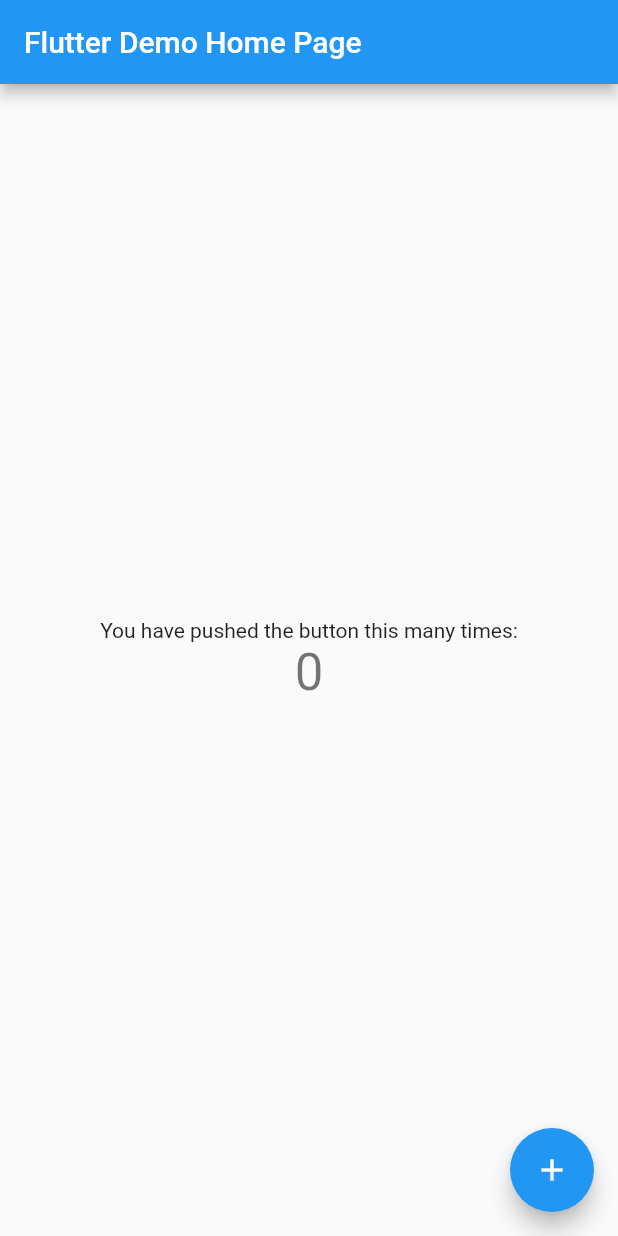
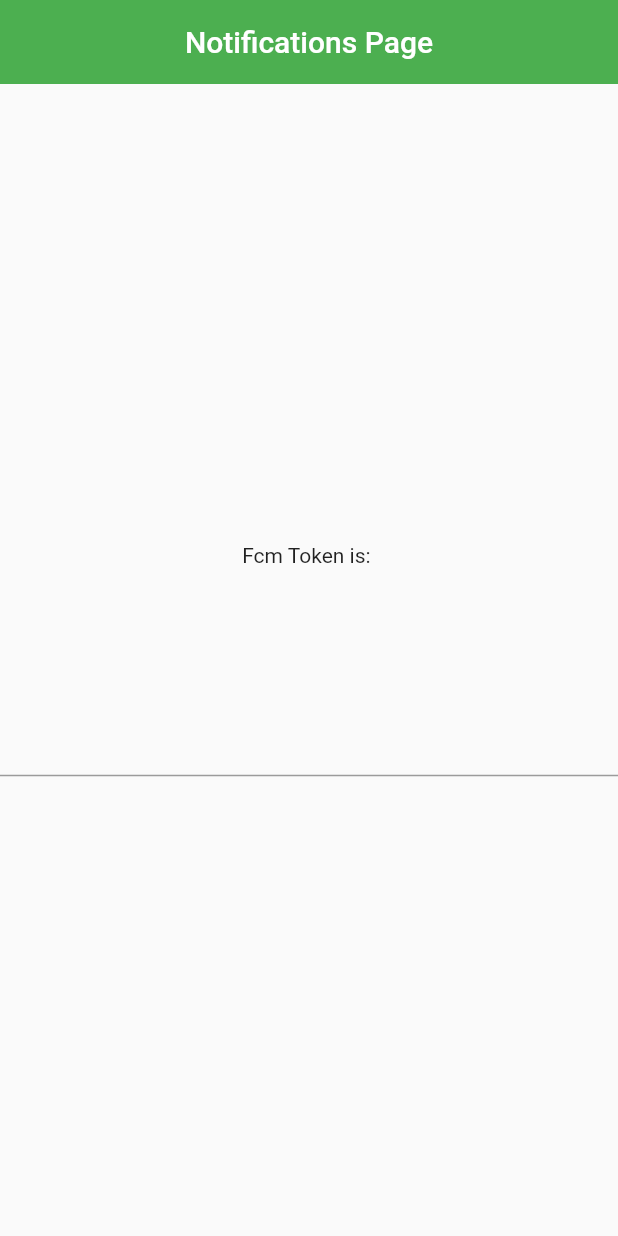
Before and after one commit to martin-ngigi/flutter_fcm_notifications, a Flutter app: the screen it shows after launch, on a phone screen of 412 x 824 dp. Run offline on Flutter 3.47's test engine with Material 2 defaults, Android fonts, the phone set to English and light mode, and no system bars; our stand-ins replace firebase_core, firebase_messaging; accounts and stored records are empty.

Commit message:
Receive notifications success. But only on real devices and not emulators

```diff
--- /dev/null
+++ b/lib/constants.dart
@@ -0,0 +1,3 @@
+class Constants{
+  static String? FCM_TOKEN;
+}
--- a/lib/main.dart
+++ b/lib/main.dart
@@ -1,6 +1,32 @@
+import 'package:firebase_core/firebase_core.dart';
+import 'package:firebase_messaging/firebase_messaging.dart';
 import 'package:flutter/material.dart';
+import 'package:flutter_fcm_notifications/notifications_page.dart';
+import 'constants.dart';
+import 'firebase_options.dart';
 
-void main() {
+void main() async{
+
+  // bind app with framework
+  WidgetsFlutterBinding.ensureInitialized();
+
+  // initialize firebase
+  await Firebase.initializeApp(
+    options: DefaultFirebaseOptions.currentPlatform,
+  );
+
+  final fcmToken = await FirebaseMessaging.instance.getToken();
+  print("-----[Main] FCM Token : ${fcmToken}");
+  Constants.FCM_TOKEN = fcmToken;
+  ///sample fcm toke
+  /**
+      1. emulator
+      e6jq98nSQsq47d-YntB6Mq:APA91bEQ__8tk817Xi8xKBVgCuIkXOZ8xh6Cqsn3BT7xiD20i5OEk4717Vt9YquK-kOvqj4ArowyzL7WCnWFIXBKGsBbL8Lr78npHURiyPr3UU7nVWfwCWgh4eJZCGQ5S9G_p8Chh5nV
+
+      2. nokia c2
+      eYLvDEurQ2So5zenFinIB_:APA91bGPSs_IyzO9IatM3bzlcbWWHBZ4jbDf0J-IYDBRlDw4_3yOU3QetHKCciCpgifF-z0ct58irc03bSY7a2dgph4KlXMk-nxnA9afyQ-Afl0e7LtZZxE7JTC17yR974rxDofOhxuM
+   */
+
   runApp(const MyApp());
 }
 
@@ -13,103 +39,9 @@
     return MaterialApp(
       title: 'Flutter Demo',
       theme: ThemeData(
-        // This is the theme of your application.
-        //
-        // Try running your application with "flutter run". You'll see the
-        // application has a blue toolbar. Then, without quitting the app, try
-        // changing the primarySwatch below to Colors.green and then invoke
-        // "hot reload" (press "r" in the console where you ran "flutter run",
-        // or simply save your changes to "hot reload" in a Flutter IDE).
-        // Notice that the counter didn't reset back to zero; the application
-        // is not restarted.
         primarySwatch: Colors.blue,
       ),
-      home: const MyHomePage(title: 'Flutter Demo Home Page'),
+      home: NotificationPage(),
     );
   }
 }
-
-class MyHomePage extends StatefulWidget {
-  const MyHomePage({super.key, required this.title});
-
-  // This widget is the home page of your application. It is stateful, meaning
-  // that it has a State object (defined below) that contains fields that affect
-  // how it looks.
-
-  // This class is the configuration for the state. It holds the values (in this
-  // case the title) provided by the parent (in this case the App widget) and
-  // used by the build method of the State. Fields in a Widget subclass are
-  // always marked "final".
-
-  final String title;
-
-  @override
-  State<MyHomePage> createState() => _MyHomePageState();
-}
-
-class _MyHomePageState extends State<MyHomePage> {
-  int _counter = 0;
-
-  void _incrementCounter() {
-    setState(() {
-      // This call to setState tells the Flutter framework that something has
-      // changed in this State, which causes it to rerun the build method below
-      // so that the display can reflect the updated values. If we changed
-      // _counter without calling setState(), then the build method would not be
-      // called again, and so nothing would appear to happen.
-      _counter++;
-    });
-  }
-
-  @override
-  Widget build(BuildContext context) {
-    // This method is rerun every time setState is called, for instance as done
-    // by the _incrementCounter method above.
-    //
-    // The Flutter framework has been optimized to make rerunning build methods
-    // fast, so that you can just rebuild anything that needs updating rather
-    // than having to individually change instances of widgets.
-    return Scaffold(
-      appBar: AppBar(
-        // Here we take the value from the MyHomePage object that was created by
-        // the App.build method, and use it to set our appbar title.
-        title: Text(widget.title),
-      ),
-      body: Center(
-        // Center is a layout widget. It takes a single child and positions it
-        // in the middle of the parent.
-        child: Column(
-          // Column is also a layout widget. It takes a list of children and
-          // arranges them vertically. By default, it sizes itself to fit its
-          // children horizontally, and tries to be as tall as its parent.
-          //
-          // Invoke "debug painting" (press "p" in the console, choose the
-          // "Toggle Debug Paint" action from the Flutter Inspector in Android
-          // Studio, or the "Toggle Debug Paint" command in Visual Studio Code)
-          // to see the wireframe for each widget.
-          //
-          // Column has various properties to control how it sizes itself and
-          // how it positions its children. Here we use mainAxisAlignment to
-          // center the children vertically; the main axis here is the vertical
-          // axis because Columns are vertical (the cross axis would be
-          // horizontal).
-          mainAxisAlignment: MainAxisAlignment.center,
-          children: <Widget>[
-            const Text(
-              'You have pushed the button this many times:',
-            ),
-            Text(
-              '$_counter',
-              style: Theme.of(context).textTheme.headlineMedium,
-            ),
-          ],
-        ),
-      ),
-      floatingActionButton: FloatingActionButton(
-        onPressed: _incrementCounter,
-        tooltip: 'Increment',
-        child: const Icon(Icons.add),
-      ), // This trailing comma makes auto-formatting nicer for build methods.
-    );
-  }
-}
--- /dev/null
+++ b/lib/notifications_page.dart
@@ -0,0 +1,51 @@
+import 'package:flutter/material.dart';
+import 'package:flutter_fcm_notifications/constants.dart';
+
+class NotificationPage extends StatefulWidget {
+  const NotificationPage({Key? key}) : super(key: key);
+
+  @override
+  State<NotificationPage> createState() => _NotificationPageState();
+}
+
+class _NotificationPageState extends State<NotificationPage> {
+  late String fcm_token;
+  TextEditingController _notificationEditor = TextEditingController();
+
+  @override
+  void initState(){
+    // TODO: implement initState
+    super.initState();
+     setFCM();
+  }
+
+  @override
+  Widget build(BuildContext context) {
+    return Scaffold(
+      appBar: AppBar(
+        title: Text("Notifications Page",),
+        centerTitle: true,
+        elevation: 0,
+        backgroundColor: Colors.green,
+      ),
+      body: Column(
+        mainAxisAlignment: MainAxisAlignment.center,
+        children: [
+          Text("Fcm Token is: "),
+          SizedBox(height: 20,),
+          TextField(
+            controller: _notificationEditor,
+            maxLines: 5,
+          )
+        ],
+      ),
+    );
+  }
+
+  Future<void> setFCM() async{
+    fcm_token = Constants.FCM_TOKEN!;
+    setState(() {
+      _notificationEditor.text = fcm_token;
+    });
+  }
+}
--- a/pubspec.yaml
+++ b/pubspec.yaml
@@ -35,6 +35,9 @@
   # The following adds the Cupertino Icons font to your application.
   # Use with the CupertinoIcons class for iOS style icons.
   cupertino_icons: ^1.0.2
+  firebase_core: ^2.10.0
+  firebase_messaging: ^14.4.1
+  firebase_analytics: ^10.2.1
 
 dev_dependencies:
   flutter_test:
```
Also changed, not shown: lib/firebase_options.dart (added), pubspec.lock, 11 other files.
